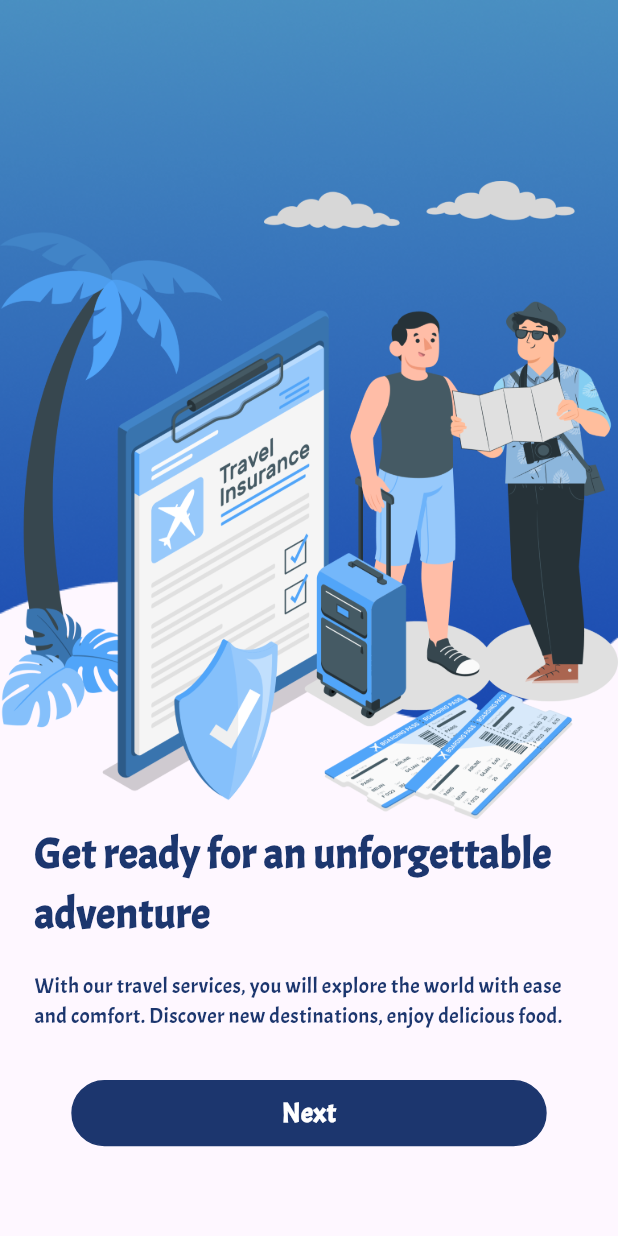
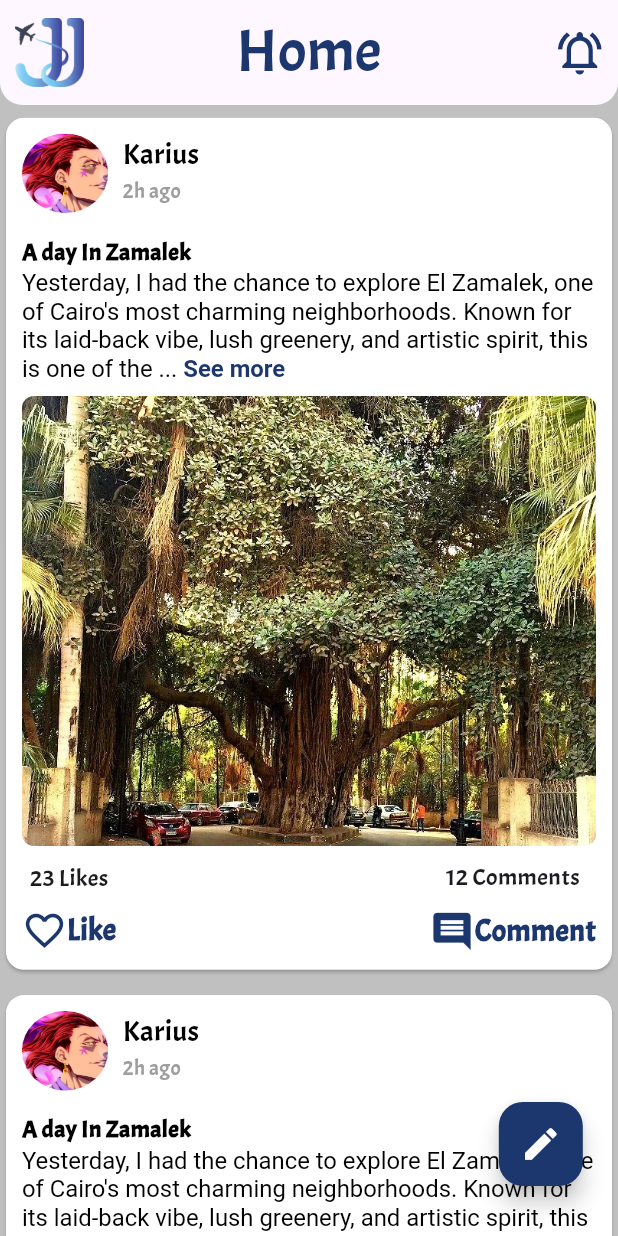
Before and after one commit to MrMeligy/JourniJots-main, a Flutter app: the screen it shows after launch, on a phone screen of 412 x 824 dp. Run offline on Flutter 3.47's test engine with Material 3 defaults, Android fonts, the light colour scheme and no system bars; our stand-ins replace flutter_screenutil.

Commit message:
add home feature

```diff
--- a/lib/core/routes/app_routing.dart
+++ b/lib/core/routes/app_routing.dart
@@ -1,10 +1,6 @@
 import 'package:flutter/material.dart';
 import 'package:journijots/core/routes/routes.dart';
-// import 'package:journijots/features/auth/presentation/screens/login_screen.dart';
-// import 'package:journijots/features/auth/presentation/screens/sign_up_screen.dart';
-// import 'package:journijots/features/explore/presentation/screens/explore_screen.dart';
-// import 'package:journijots/features/home/presentation/screens/home_screen.dart';
-// import 'package:journijots/features/interests/presentation/screens/intersts_screen.dart';
+import 'package:journijots/features/home/presentation/screens/home_screen.dart';
 import 'package:journijots/features/onboarding/presentation/screens/onboarding1.dart';
 import 'package:journijots/features/onboarding/presentation/screens/onboarding2.dart';
 import 'package:journijots/features/onboarding/presentation/screens/onboarding3.dart';
@@ -31,8 +27,8 @@ class AppRouting {
       //   return MaterialPageRoute(builder: (_) => const SignUpScreen());
       // case Routes.interestsScreen:
       //   return MaterialPageRoute(builder: (_) => const InterstsScreen());
-      // case Routes.homeScreen:
-      //   return MaterialPageRoute(builder: (_) => const HomeScreen());
+      case Routes.homeScreen:
+        return MaterialPageRoute(builder: (_) => const HomeScreen());
       // case Routes.exploreScreen:
       //   return MaterialPageRoute(builder: (_) => const ExploreScreen());
       default:
--- /dev/null
+++ b/lib/features/home/data/post_model/post_model.dart
@@ -0,0 +1,35 @@
+class PostModel {
+  String? userName;
+  int? postId;
+  String? post;
+  int? likeCount;
+  int? commentCount;
+  List<dynamic>? postImages;
+
+  PostModel({
+    this.userName,
+    this.postId,
+    this.post,
+    this.likeCount,
+    this.commentCount,
+    this.postImages,
+  });
+
+  factory PostModel.fromJson(Map<String, dynamic> json) => PostModel(
+        userName: json['userName'] as String?,
+        postId: json['postId'] as int?,
+        post: json['post'] as String?,
+        likeCount: json['likeCount'] as int?,
+        commentCount: json['commentCount'] as int?,
+        postImages: json['postImages'] as List<dynamic>?,
+      );
+
+  Map<String, dynamic> toJson() => {
+        'userName': userName,
+        'postId': postId,
+        'post': post,
+        'likeCount': likeCount,
+        'commentCount': commentCount,
+        'postImages': postImages,
+      };
+}
--- /dev/null
+++ b/lib/features/home/presentation/screens/home_screen.dart
@@ -0,0 +1,66 @@
+import 'package:flutter/material.dart';
+import 'package:journijots/core/utils/constants.dart';
+import 'package:journijots/features/home/presentation/screens/widgets/add_post_button.dart';
+import 'package:journijots/core/utils/widgets/custom_appbar.dart';
+import 'package:journijots/features/home/presentation/screens/widgets/home_view_body.dart';
+
+class HomeScreen extends StatefulWidget {
+  const HomeScreen({super.key});
+
+  @override
+  State<HomeScreen> createState() => _HomeScreenState();
+}
+
+class _HomeScreenState extends State<HomeScreen> {
+  final ScrollController _scrollController = ScrollController();
+  bool _isVisible = true;
+  double _lastOffset = 0;
+
+  @override
+  void initState() {
+    super.initState();
+    _scrollController.addListener(_scrollListener);
+  }
+
+  @override
+  void dispose() {
+    _scrollController.removeListener(_scrollListener);
+    _scrollController.dispose();
+    super.dispose();
+  }
+
+  void _scrollListener() {
+    if (_scrollController.position.pixels == 0) {
+      // maximum top
+      if (!_isVisible) {
+        setState(() {
+          _isVisible = true;
+        });
+      }
+    }
+    if (_scrollController.position.pixels > _lastOffset && _isVisible) {
+      // Scrolling down
+      setState(() {
+        _isVisible = false;
+      });
+    } else if (_scrollController.position.pixels < _lastOffset && !_isVisible) {
+      // Scrolling up
+      setState(() {
+        _isVisible = true;
+      });
+    }
+    _lastOffset = _scrollController.position.pixels;
+  }
+
+  @override
+  Widget build(BuildContext context) {
+    return Scaffold(
+      backgroundColor: kscaffoldcolor,
+      floatingActionButton: AddPostButton(isVisible: _isVisible),
+      appBar: const CustomAppBar(),
+      body: HomeViewBody(
+        scrollController: _scrollController,
+      ),
+    );
+  }
+}
--- /dev/null
+++ b/lib/features/home/presentation/screens/widgets/add_post_button.dart
@@ -0,0 +1,30 @@
+import 'package:flutter/material.dart';
+import 'package:flutter_screenutil/flutter_screenutil.dart';
+import 'package:journijots/core/utils/constants.dart';
+
+class AddPostButton extends StatelessWidget {
+  const AddPostButton({
+    super.key,
+    required bool isVisible,
+  }) : _isVisible = isVisible;
+  final bool _isVisible;
+  @override
+  Widget build(BuildContext context) {
+    return AnimatedOpacity(
+      duration: const Duration(milliseconds: 150),
+      opacity: _isVisible ? 1.0 : 0.0,
+      child: Align(
+        alignment: Alignment(1.w, 1.08.h),
+        child: FloatingActionButton(
+          onPressed: () {},
+          backgroundColor: kprimarycolor,
+          child: const Icon(
+            Icons.create,
+            color: kbodycolor,
+            size: 28,
+          ),
+        ),
+      ),
+    );
+  }
+}
--- /dev/null
+++ b/lib/features/home/presentation/screens/widgets/home_view_body.dart
@@ -0,0 +1,15 @@
+import 'package:flutter/material.dart';
+import 'package:journijots/features/home/presentation/screens/widgets/posts_list_view_builder.dart';
+
+class HomeViewBody extends StatelessWidget {
+  const HomeViewBody({
+    super.key,
+    required ScrollController scrollController,
+  }) : _scrollController = scrollController;
+  final ScrollController _scrollController;
+
+  @override
+  Widget build(BuildContext context) {
+    return PostsListView(scrollController: _scrollController);
+  }
+}
--- /dev/null
+++ b/lib/features/home/presentation/screens/widgets/image_swiper_widget.dart
@@ -0,0 +1,26 @@
+import 'package:flutter/material.dart';
+
+class ImageSwiper extends StatelessWidget {
+  const ImageSwiper({super.key, required this.imageUrls});
+  final List<String> imageUrls;
+  @override
+  Widget build(BuildContext context) {
+    return SizedBox(
+      height: 300,
+      child: PageView.builder(
+        itemCount: imageUrls.length,
+        scrollDirection: Axis.horizontal,
+        itemBuilder: (context, index) {
+          return ClipRRect(
+            borderRadius: BorderRadius.circular(8),
+            child: Image.asset(
+              imageUrls[index],
+              fit: BoxFit.cover,
+              width: double.infinity,
+            ),
+          );
+        },
+      ),
+    );
+  }
+}
--- /dev/null
+++ b/lib/features/home/presentation/screens/widgets/post_profile.dart
@@ -0,0 +1,42 @@
+import 'package:flutter/material.dart';
+import 'package:flutter_screenutil/flutter_screenutil.dart';
+import 'package:journijots/core/utils/text_styles.dart';
+
+class PostProfile extends StatelessWidget {
+  const PostProfile({
+    super.key,
+  });
+
+  @override
+  Widget build(BuildContext context) {
+    return Row(
+      crossAxisAlignment: CrossAxisAlignment.start,
+      children: [
+        ClipOval(
+          child: Image.asset(
+            "assets/images/pp.jpg",
+            fit: BoxFit.cover,
+            width: 60.w,
+            height: 60.h,
+          ),
+        ),
+        SizedBox(
+          width: 10.w,
+        ),
+        Column(
+          crossAxisAlignment: CrossAxisAlignment.start,
+          children: [
+            Text(
+              "Karius",
+              style: TextStyles.font22black,
+            ),
+            Text(
+              "2h ago",
+              style: TextStyles.font16grey,
+            )
+          ],
+        )
+      ],
+    );
+  }
+}
--- /dev/null
+++ b/lib/features/home/presentation/screens/widgets/post_widget.dart
@@ -0,0 +1,156 @@
+import 'package:flutter/gestures.dart';
+import 'package:flutter/material.dart';
+import 'package:flutter_screenutil/flutter_screenutil.dart';
+import 'package:journijots/core/utils/constants.dart';
+import 'package:journijots/core/utils/text_styles.dart';
+import 'package:journijots/features/home/presentation/screens/widgets/image_swiper_widget.dart';
+import 'package:journijots/features/home/presentation/screens/widgets/post_profile.dart';
+
+class PostWidget extends StatefulWidget {
+  const PostWidget({super.key, required this.postContent});
+  final String postContent;
+  @override
+  State<PostWidget> createState() => _PostWidgetState();
+}
+
+class _PostWidgetState extends State<PostWidget> {
+  bool isExpanded = false;
+  bool isLiked = false;
+  final List<String> imageUrls = [
+    "assets/images/z1.webp",
+    "assets/images/z2.jpg",
+    "assets/images/z3.jpg",
+    //"assets/images/z4.jpg",
+    //"assets/images/z5.jpg",
+    //"assets/images/z6.jpg",
+    //"assets/images/z7.jpg",
+  ];
+  @override
+  Widget build(BuildContext context) {
+    int maxlength = 180; //max words in posts to show
+    bool isLong =
+        widget.postContent.length > maxlength; //if it long will show see more
+
+    return Padding(
+      padding: EdgeInsets.symmetric(vertical: 5.h),
+      child: Card(
+        color: kbodycolor,
+        child: Padding(
+          padding: EdgeInsets.all(12.h),
+          child: Column(
+            crossAxisAlignment: CrossAxisAlignment.start,
+            mainAxisSize: MainAxisSize.min,
+            children: [
+              const PostProfile(),
+              SizedBox(
+                height: 16.h,
+              ),
+              Column(
+                crossAxisAlignment: CrossAxisAlignment.start,
+                children: [
+                  Text(
+                    "A day In Zamalek",
+                    style: TextStyles.font18BlackBold,
+                  ),
+                  RichText(
+                    text: TextSpan(
+                        text: isLong
+                            ? (isExpanded
+                                ? widget.postContent
+                                : "${widget.postContent.substring(0, maxlength)}...")
+                            : widget.postContent,
+                        style: TextStyles.font18Black,
+                        children: isLong
+                            ? [
+                                TextSpan(
+                                  text: isExpanded ? " See less" : " See more",
+                                  style: const TextStyle(
+                                    color: kprimarycolor,
+                                    fontWeight: FontWeight.bold,
+                                  ),
+                                  recognizer: TapGestureRecognizer()
+                                    ..onTap = () {
+                                      setState(() {
+                                        isExpanded = !isExpanded;
+                                      });
+                                    },
+                                ),
+                              ]
+                            : []),
+                  ),
+                ],
+              ),
+              SizedBox(
+                height: 10.h,
+              ),
+              ImageSwiper(
+                imageUrls: imageUrls,
+              ),
+              SizedBox(
+                height: 10.h,
+              ),
+              Row(
+                mainAxisAlignment: MainAxisAlignment.spaceBetween,
+                children: [
+                  Column(
+                    children: [
+                      const Text(
+                        "23 Likes",
+                        style: TextStyle(fontSize: 16),
+                      ),
+                      SizedBox(
+                        height: 10.h,
+                      ),
+                      GestureDetector(
+                        onTap: () {
+                          setState(() {
+                            isLiked = !isLiked;
+                          });
+                        },
+                        child: Row(
+                          children: [
+                            Icon(
+                              isLiked ? Icons.favorite : Icons.favorite_outline,
+                              color: kprimarycolor,
+                              size: 30,
+                            ),
+                            Text(isLiked ? "Liked" : "Like",
+                                style: TextStyles.font20BlueBold)
+                          ],
+                        ),
+                      )
+                    ],
+                  ),
+                  Column(
+                    children: [
+                      const Text(
+                        "12 Comments",
+                        style: TextStyle(fontSize: 16),
+                      ),
+                      const SizedBox(
+                        height: 10,
+                      ),
+                      Row(
+                        children: [
+                          const Icon(
+                            Icons.comment,
+                            size: 30,
+                            color: kprimarycolor,
+                          ),
+                          Text(
+                            "Comment",
+                            style: TextStyles.font20BlueBold,
+                          )
+                        ],
+                      )
+                    ],
+                  ),
+                ],
+              ),
+            ],
+          ),
+        ),
+      ),
+    );
+  }
+}
--- /dev/null
+++ b/lib/features/home/presentation/screens/widgets/posts_list_view_builder.dart
@@ -0,0 +1,26 @@
+import 'package:flutter/material.dart';
+import 'package:journijots/features/home/presentation/screens/widgets/post_widget.dart';
+
+class PostsListView extends StatelessWidget {
+  const PostsListView({
+    super.key,
+    required ScrollController scrollController,
+  }) : _scrollController = scrollController;
+
+  final ScrollController _scrollController;
+
+  @override
+  Widget build(BuildContext context) {
+    return ListView.builder(
+        controller: _scrollController,
+        physics: const BouncingScrollPhysics(),
+        padding: const EdgeInsets.only(bottom: 100),
+        itemBuilder: (context, index) {
+          return const PostWidget(
+              postContent:
+                  "Yesterday, I had the chance to explore El Zamalek, one of Cairo's most charming neighborhoods. "
+                  "Known for its laid-back vibe, lush greenery, and artistic spirit, this is one of the best places to visit in Cairo. "
+                  "The people are friendly, and the atmosphere is simply amazing.");
+        });
+  }
+}
--- a/lib/journijots_app.dart
+++ b/lib/journijots_app.dart
@@ -1,6 +1,7 @@
 import 'package:flutter/material.dart';
 import 'package:flutter_screenutil/flutter_screenutil.dart';
 import 'package:journijots/core/routes/app_routing.dart';
+import 'package:journijots/features/home/presentation/screens/home_screen.dart';
 import 'package:journijots/features/onboarding/presentation/screens/onboarding1.dart';
 
 class JournijotsApp extends StatelessWidget {
@@ -14,7 +15,7 @@ class JournijotsApp extends StatelessWidget {
       splitScreenMode: true,
       child: MaterialApp(
         debugShowCheckedModeBanner: false,
-        home: const Onboarding1(),
+        home: const HomeScreen(),
         onGenerateRoute: appRouting.generateRoute,
         theme: ThemeData(
           fontFamily: 'Acme',
```
Also changed, not shown: 12 other files.
